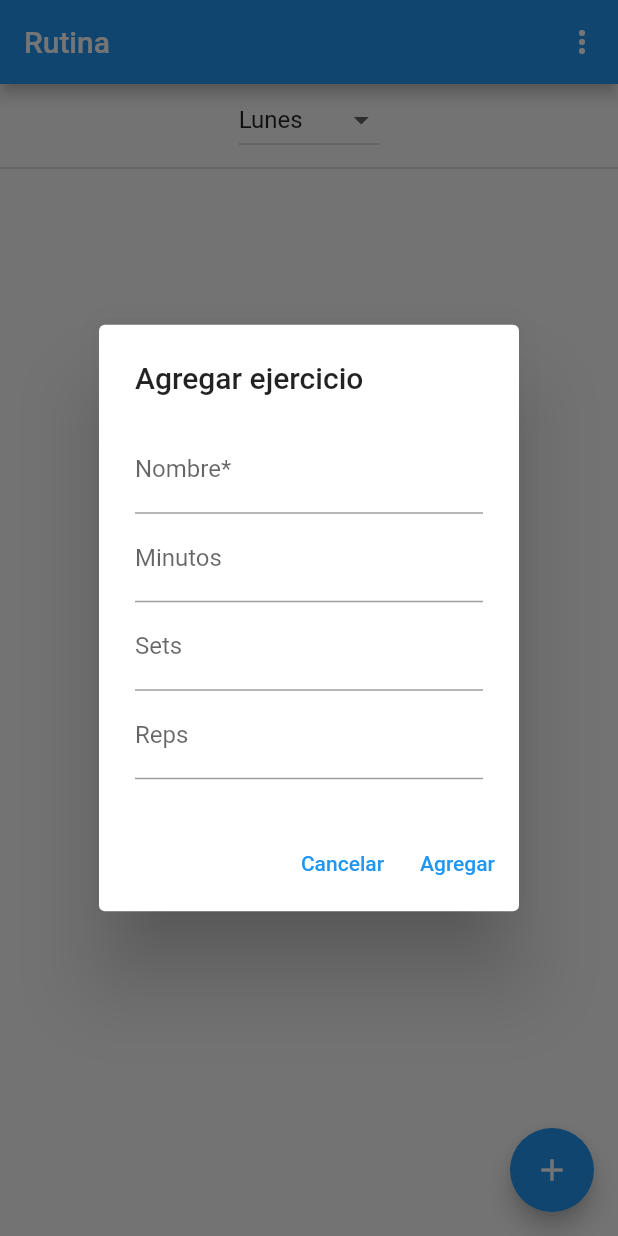
After one commit to DanielCaz/gym_routine_planner, a Flutter app: the screen it shows once a user with an empty profile is signed in, after a tap on the "add" icon, on a phone screen of 412 x 824 dp. The commit adds this screen. Run offline on Flutter 3.47's test engine with Material 2 defaults, Android fonts, the phone set to English and light mode, and no system bars; our stand-ins replace cloud_firestore, firebase_auth, firebase_core, google_sign_in; accounts and stored records are empty; generated files the repository leaves out were written again; network calls fail.

Commit message:
Added crud for excersizes

```diff
--- /dev/null
+++ b/lib/classes/routine_day.dart
@@ -0,0 +1,15 @@
+import 'package:gym_routine_planner/classes/routine_excersize.dart';
+
+class RoutineDay {
+  final String? id;
+  final String day;
+  final int dayIndex;
+  final List<RoutineExcersize> excersizes;
+
+  RoutineDay({
+    this.id,
+    required this.day,
+    required this.dayIndex,
+    required this.excersizes,
+  });
+}
--- /dev/null
+++ b/lib/classes/routine_excersize.dart
@@ -0,0 +1,15 @@
+class RoutineExcersize {
+  final String? id;
+  String name;
+  int? reps;
+  int? sets;
+  int? minutes;
+
+  RoutineExcersize({
+    this.id,
+    required this.name,
+    this.reps,
+    this.sets,
+    this.minutes,
+  });
+}
--- /dev/null
+++ b/lib/screens/home_screen.dart
@@ -0,0 +1,442 @@
+import 'package:cloud_firestore/cloud_firestore.dart';
+import 'package:gym_routine_planner/classes/routine_day.dart';
+import 'package:gym_routine_planner/classes/routine_excersize.dart';
+import 'package:gym_routine_planner/screens/login_screen.dart';
+import 'package:firebase_auth/firebase_auth.dart';
+import 'package:flutter/material.dart';
+
+class HomeScreen extends StatefulWidget {
+  const HomeScreen({super.key});
+
+  @override
+  State<HomeScreen> createState() => _HomeScreenState();
+}
+
+class _HomeScreenState extends State<HomeScreen> {
+  final FirebaseAuth _auth = FirebaseAuth.instance;
+  final FirebaseFirestore _firestore = FirebaseFirestore.instance;
+
+  List<RoutineDay> routineDays = [];
+  int viewingDayIndex = 0;
+  List<RoutineExcersize> viewingExcersizes = [];
+
+  final GlobalKey<FormState> _formKey = GlobalKey<FormState>();
+  final TextEditingController _excersizeNameController =
+      TextEditingController();
+  final TextEditingController _excersizeMinutesController =
+      TextEditingController();
+  final TextEditingController _excersizeSetsController =
+      TextEditingController();
+  final TextEditingController _excersizeRepsController =
+      TextEditingController();
+
+  signOut() {
+    _auth.signOut();
+    Navigator.pushReplacement(
+      context,
+      MaterialPageRoute(builder: (context) => const LoginScreen()),
+    );
+  }
+
+  getRoutineDays() async {
+    final routineDaysRef = _firestore
+        .collection('users')
+        .doc(_auth.currentUser!.uid)
+        .collection('routines');
+
+    final querySnapshot = await routineDaysRef.orderBy('day').get();
+
+    if (querySnapshot.docs.isEmpty) {
+      final List<RoutineDay> routineDays = [
+        RoutineDay(day: 'Lunes', dayIndex: 0, excersizes: []),
+        RoutineDay(day: 'Martes', dayIndex: 1, excersizes: []),
+        RoutineDay(day: 'Miercoles', dayIndex: 2, excersizes: []),
+        RoutineDay(day: 'Jueves', dayIndex: 3, excersizes: []),
+        RoutineDay(day: 'Viernes', dayIndex: 4, excersizes: []),
+        RoutineDay(day: 'Sabado', dayIndex: 5, excersizes: []),
+        RoutineDay(day: 'Domingo', dayIndex: 6, excersizes: []),
+      ];
+
+      for (final routineDay in routineDays) {
+        await routineDaysRef.add({
+          'day': routineDay.day,
+          'dayIndex': routineDay.dayIndex,
+          'excersizes': routineDay.excersizes,
+        });
+      }
+
+      setState(() {
+        this.routineDays = routineDays;
+        viewingExcersizes = routineDays[0].excersizes;
+      });
+    } else {
+      final List<RoutineDay> routineDays = [];
+      for (final doc in querySnapshot.docs) {
+        final data = doc.data();
+
+        routineDays.add(RoutineDay(
+          id: doc.id,
+          day: data['day'],
+          dayIndex: data['dayIndex'],
+          excersizes: (data['excersizes'] as List<dynamic>)
+              .map((excersize) => RoutineExcersize(
+                    name: excersize['name'],
+                    minutes: excersize['minutes'],
+                    sets: excersize['sets'],
+                    reps: excersize['reps'],
+                  ))
+              .toList(),
+        ));
+      }
+
+      routineDays.sort((a, b) => a.dayIndex - b.dayIndex);
+
+      setState(() {
+        this.routineDays = routineDays;
+        viewingExcersizes = routineDays[0].excersizes;
+      });
+    }
+  }
+
+  addRoutineExcersize(RoutineExcersize routineExcersize) async {
+    await _firestore
+        .collection('users')
+        .doc(_auth.currentUser!.uid)
+        .collection('routines')
+        .doc(routineDays[viewingDayIndex].id)
+        .update({
+      'excersizes': FieldValue.arrayUnion([
+        {
+          'name': routineExcersize.name,
+          'minutes': routineExcersize.minutes,
+          'sets': routineExcersize.sets,
+          'reps': routineExcersize.reps,
+        }
+      ])
+    });
+
+    setState(() {
+      viewingExcersizes.add(routineExcersize);
+    });
+  }
+
+  removeRoutineExcersize(RoutineExcersize routineExcersize) async {
+    await _firestore
+        .collection('users')
+        .doc(_auth.currentUser!.uid)
+        .collection('routines')
+        .doc(routineDays[viewingDayIndex].id)
+        .update({
+      'excersizes': FieldValue.arrayRemove([
+        {
+          'name': routineExcersize.name,
+          'minutes': routineExcersize.minutes,
+          'sets': routineExcersize.sets,
+          'reps': routineExcersize.reps,
+        }
+      ])
+    });
+
+    setState(() {
+      viewingExcersizes.remove(routineExcersize);
+    });
+  }
+
+  updateRoutineExcersize() async {
+    await _firestore
+        .collection('users')
+        .doc(_auth.currentUser!.uid)
+        .collection('routines')
+        .doc(routineDays[viewingDayIndex].id)
+        .update({
+      'excersizes': viewingExcersizes.map((excersize) {
+        return {
+          'name': excersize.name,
+          'minutes': excersize.minutes,
+          'sets': excersize.sets,
+          'reps': excersize.reps,
+        };
+      }).toList(),
+    });
+  }
+
+  showAddRoutineExcersizeDialog() {
+    _excersizeNameController.clear();
+    _excersizeMinutesController.clear();
+    _excersizeSetsController.clear();
+    _excersizeRepsController.clear();
+
+    showDialog(
+      context: context,
+      builder: (context) {
+        return AlertDialog(
+          title: const Text('Agregar ejercicio'),
+          content: Form(
+            key: _formKey,
+            child: Column(
+              mainAxisSize: MainAxisSize.min,
+              children: [
+                TextFormField(
+                  controller: _excersizeNameController,
+                  decoration: const InputDecoration(
+                    labelText: 'Nombre*',
+                  ),
+                  validator: (value) {
+                    if (value == null || value.isEmpty) {
+                      return 'Por favor ingrese un nombre';
+                    }
+                    return null;
+                  },
+                ),
+                TextFormField(
+                  controller: _excersizeMinutesController,
+                  decoration: const InputDecoration(
+                    labelText: 'Minutos',
+                  ),
+                ),
+                TextFormField(
+                  controller: _excersizeSetsController,
+                  decoration: const InputDecoration(
+                    labelText: 'Sets',
+                  ),
+                ),
+                TextFormField(
+                  controller: _excersizeRepsController,
+                  decoration: const InputDecoration(
+                    labelText: 'Reps',
+                  ),
+                ),
+              ],
+            ),
+          ),
+          actions: [
+            TextButton(
+              onPressed: () {
+                Navigator.of(context).pop();
+              },
+              child: const Text('Cancelar'),
+            ),
+            TextButton(
+              onPressed: () {
+                if (_formKey.currentState!.validate()) {
+                  addRoutineExcersize(RoutineExcersize(
+                    name: _excersizeNameController.text,
+                    minutes: _excersizeMinutesController.text.isEmpty
+                        ? null
+                        : int.parse(_excersizeMinutesController.text),
+                    sets: _excersizeSetsController.text.isEmpty
+                        ? null
+                        : int.parse(_excersizeSetsController.text),
+                    reps: _excersizeRepsController.text.isEmpty
+                        ? null
+                        : int.parse(_excersizeRepsController.text),
+                  ));
+                  Navigator.of(context).pop();
+                }
+              },
+              child: const Text('Agregar'),
+            ),
+          ],
+        );
+      },
+    );
+  }
+
+  showEditRoutineExcersizeDialog(RoutineExcersize routineExcersize) {
+    _excersizeNameController.text = routineExcersize.name;
+    _excersizeMinutesController.text =
+        routineExcersize.minutes?.toString() ?? '';
+    _excersizeSetsController.text = routineExcersize.sets?.toString() ?? '';
+    _excersizeRepsController.text = routineExcersize.reps?.toString() ?? '';
+
+    showDialog(
+      context: context,
+      builder: (context) {
+        return AlertDialog(
+          title: const Text('Editar ejercicio'),
+          content: Form(
+            key: _formKey,
+            child: Column(
+              mainAxisSize: MainAxisSize.min,
+              children: [
+                TextFormField(
+                  controller: _excersizeNameController,
+                  decoration: const InputDecoration(
+                    labelText: 'Nombre*',
+                  ),
+                  validator: (value) {
+                    if (value == null || value.isEmpty) {
+                      return 'Por favor ingrese un nombre';
+                    }
+                    return null;
+                  },
+                ),
+                TextFormField(
+                  controller: _excersizeMinutesController,
+                  decoration: const InputDecoration(
+                    labelText: 'Minutos',
+                  ),
+                ),
+                TextFormField(
+                  controller: _excersizeSetsController,
+                  decoration: const InputDecoration(
+                    labelText: 'Sets',
+                  ),
+                ),
+                TextFormField(
+                  controller: _excersizeRepsController,
+                  decoration: const InputDecoration(
+                    labelText: 'Reps',
+                  ),
+                ),
+              ],
+            ),
+          ),
+          actions: [
+            TextButton(
+              onPressed: () {
+                Navigator.of(context).pop();
+              },
+              child: const Text('Cancelar'),
+            ),
+            TextButton(
+              onPressed: () {
+                if (_formKey.currentState!.validate()) {
+                  routineExcersize.name = _excersizeNameController.text;
+                  routineExcersize.minutes =
+                      _excersizeMinutesController.text.isEmpty
+                          ? null
+                          : int.parse(_excersizeMinutesController.text);
+                  routineExcersize.sets = _excersizeSetsController.text.isEmpty
+                      ? null
+                      : int.parse(_excersizeSetsController.text);
+                  routineExcersize.reps = _excersizeRepsController.text.isEmpty
+                      ? null
+                      : int.parse(_excersizeRepsController.text);
+
+                  updateRoutineExcersize();
+                  setState(() {});
+                  Navigator.of(context).pop();
+                }
+              },
+              child: const Text('Editar'),
+            ),
+          ],
+        );
+      },
+    );
+  }
+
+  @override
+  void initState() {
+    super.initState();
+    try {
+      getRoutineDays();
+    } catch (e) {
+      showDialog(
+        context: context,
+        builder: (context) {
+          return AlertDialog(
+            title: const Text('Error'),
+            content: Text(e.toString()),
+            actions: [
+              TextButton(
+                onPressed: () {
+                  Navigator.of(context).pop();
+                },
+                child: const Text('Aceptar'),
+              ),
+            ],
+          );
+        },
+      );
+    }
+  }
+
+  @override
+  Widget build(BuildContext context) {
+    return Scaffold(
+      appBar: AppBar(
+        title: const Text('Rutina'),
+        actions: [
+          PopupMenuButton(itemBuilder: (context) {
+            return [
+              PopupMenuItem(
+                child: TextButton(
+                  onPressed: () {
+                    signOut();
+                  },
+                  child: const Text('Cerrar sesión'),
+                ),
+              ),
+            ];
+          }),
+        ],
+      ),
+      body: Column(
+        crossAxisAlignment: CrossAxisAlignment.center,
+        children: [
+          Padding(
+            padding: const EdgeInsets.symmetric(horizontal: 16.0),
+            child: routineDays.isNotEmpty
+                ? DropdownButton(
+                    items: routineDays.map((routineDay) {
+                      return DropdownMenuItem(
+                        value: routineDay.id,
+                        child: Text(routineDay.day),
+                      );
+                    }).toList(),
+                    value: routineDays[viewingDayIndex].id,
+                    onChanged: (value) {
+                      final index = routineDays.indexWhere((element) {
+                        return element.id == value;
+                      });
+
+                      setState(() {
+                        viewingDayIndex = index;
+                        viewingExcersizes = routineDays[index].excersizes;
+                      });
+                    },
+                  )
+                : const Text('No hay días en la rutina'),
+          ),
+          const Divider(
+            thickness: 1,
+          ),
+          Expanded(
+            child: ListView.builder(
+              itemCount: viewingExcersizes.length,
+              itemBuilder: (context, index) {
+                final excersize = viewingExcersizes[index];
+                return Card(
+                  elevation: 2,
+                  child: ListTile(
+                    title: Text(excersize.name),
+                    subtitle: Text(excersize.minutes == null
+                        ? '${excersize.sets} sets x ${excersize.reps} reps'
+                        : '${excersize.minutes} minutos'),
+                    trailing: IconButton(
+                      onPressed: () {
+                        removeRoutineExcersize(excersize);
+                      },
+                      icon: const Icon(Icons.delete),
+                    ),
+                    onLongPress: () {
+                      showEditRoutineExcersizeDialog(excersize);
+                    },
+                  ),
+                );
+              },
+            ),
+          ),
+        ],
+      ),
+      floatingActionButton: FloatingActionButton(
+        onPressed: () {
+          showAddRoutineExcersizeDialog();
+        },
+        child: const Icon(Icons.add),
+      ),
+    );
+  }
+}
--- a/lib/screens/login_screen.dart
+++ b/lib/screens/login_screen.dart
@@ -1,6 +1,7 @@
+import 'package:gym_routine_planner/screens/home_screen.dart';
+import 'package:google_sign_in/google_sign_in.dart';
+import 'package:firebase_auth/firebase_auth.dart';
 import 'package:flutter/material.dart';
-import 'package:flutter/src/widgets/framework.dart';
-import 'package:flutter/src/widgets/placeholder.dart';
 
 class LoginScreen extends StatefulWidget {
   const LoginScreen({super.key});
@@ -10,11 +11,77 @@ class LoginScreen extends StatefulWidget {
 }
 
 class _LoginScreenState extends State<LoginScreen> {
+  final FirebaseAuth _auth = FirebaseAuth.instance;
+
+  signInWithGoogle() async {
+    try {
+      final GoogleSignInAccount? googleUser = await GoogleSignIn().signIn();
+
+      final GoogleSignInAuthentication? googleAuth =
+          await googleUser?.authentication;
+
+      final credential = GoogleAuthProvider.credential(
+        accessToken: googleAuth?.accessToken,
+        idToken: googleAuth?.idToken,
+      );
+
+      await FirebaseAuth.instance.signInWithCredential(credential);
+    } catch (e) {
+      showDialog(
+        context: context,
+        builder: (context) => AlertDialog(
+          title: const Text('Error'),
+          content: Text(e.toString()),
+        ),
+      );
+    }
+  }
+
+  @override
+  void initState() {
+    super.initState();
+    _auth.authStateChanges().listen((User? user) {
+      if (user != null) {
+        Navigator.pushReplacement(
+          context,
+          MaterialPageRoute(builder: (context) => const HomeScreen()),
+        );
+      }
+    });
+  }
+
   @override
   Widget build(BuildContext context) {
-    return const Scaffold(
-      body: Center(
-        child: Placeholder(),
+    return Scaffold(
+      appBar: AppBar(
+        title: const Text('Login'),
+      ),
+      body: Column(
+        mainAxisAlignment: MainAxisAlignment.center,
+        crossAxisAlignment: CrossAxisAlignment.center,
+        children: [
+          Padding(
+            padding: const EdgeInsets.all(8.0),
+            child:
+                Image.asset('assets/images/logo.png', width: 150, height: 150),
+          ),
+          const Center(
+              child:
+                  Text('Gym Routine Planner', style: TextStyle(fontSize: 20))),
+          const Padding(
+            padding: EdgeInsets.all(8.0),
+            child: Text('Planea tus rutinas de gimnasio'),
+          ),
+          Padding(
+            padding: const EdgeInsets.all(8.0),
+            child: ElevatedButton(
+              onPressed: () {
+                signInWithGoogle();
+              },
+              child: const Text('Iniciar sesión con Google'),
+            ),
+          ),
+        ],
       ),
     );
   }
```
Also changed, not shown: lib/main.dart (+6 -5 lines), pubspec.yaml (+7 -69 lines), assets/images/logo.png (added), pubspec.lock, 7 other files.
